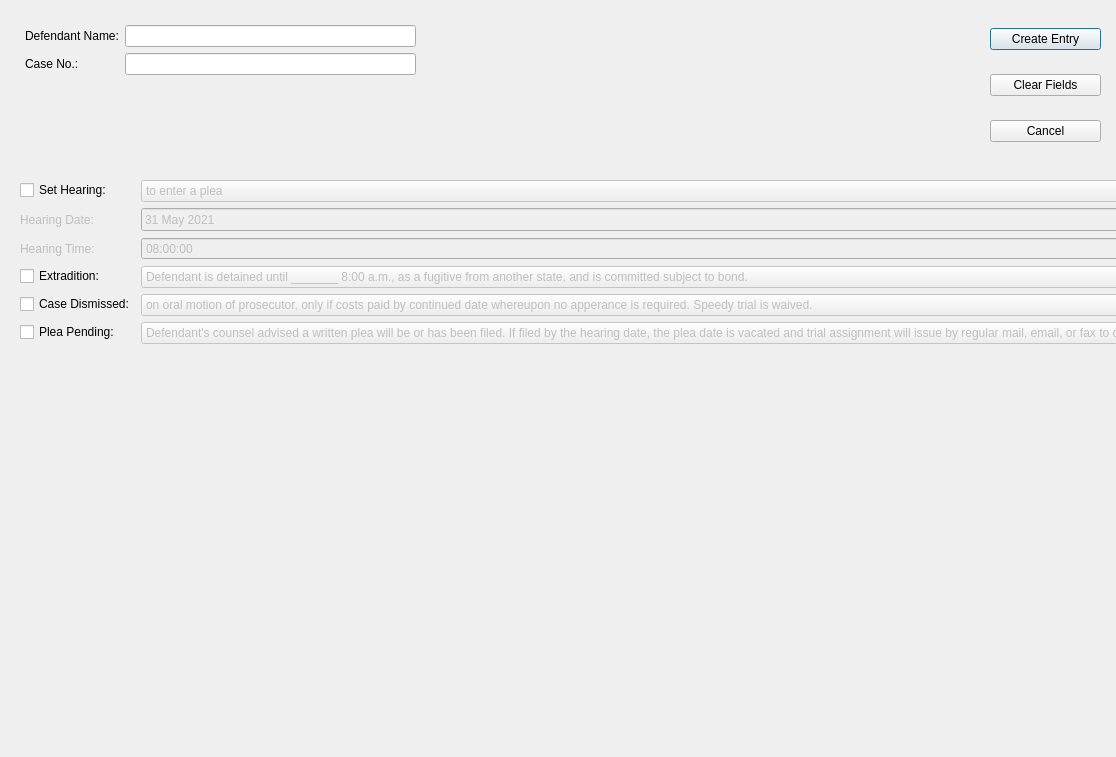
This is ui/YellowFormDialog.ui in HunterProgram22/MuniEntry as Qt 5 draws it before an edit. The edited form follows.
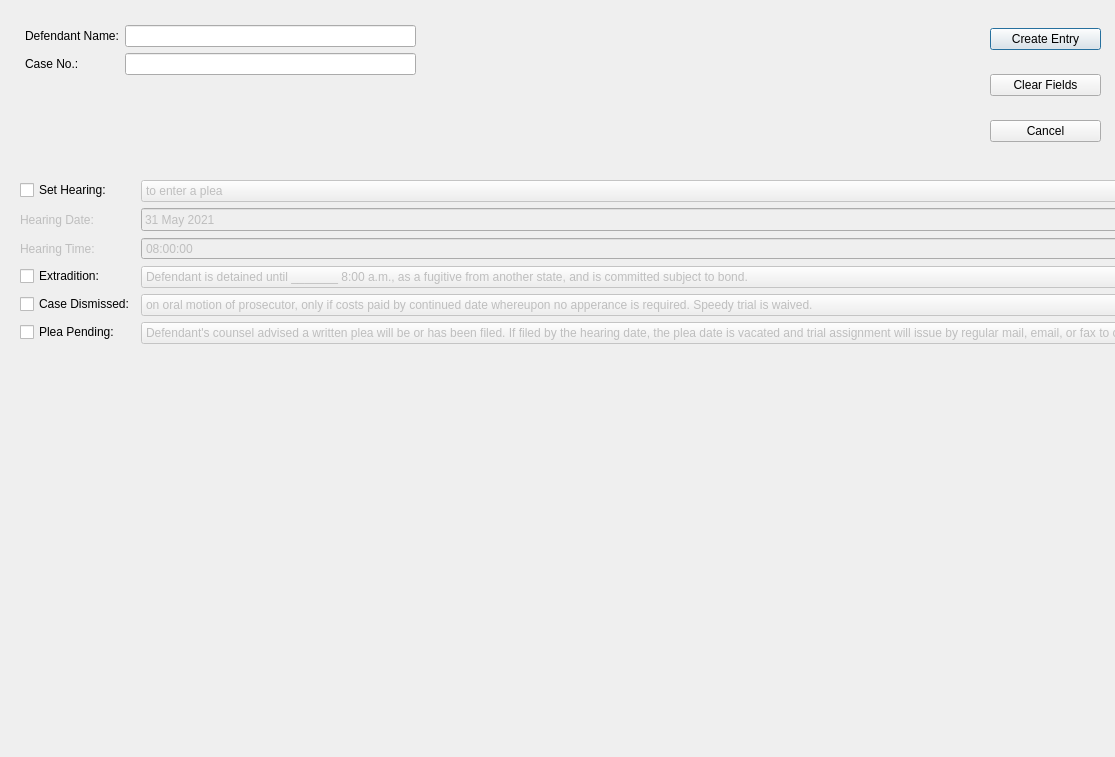
This is the edited form.

Patch:
```diff
--- a/ui/YellowFormDialog.ui
+++ b/ui/YellowFormDialog.ui
@@ -9,7 +9,7 @@
    <rect>
     <x>0</x>
     <y>0</y>
-    <width>1116</width>
+    <width>1115</width>
     <height>757</height>
    </rect>
   </property>
```
